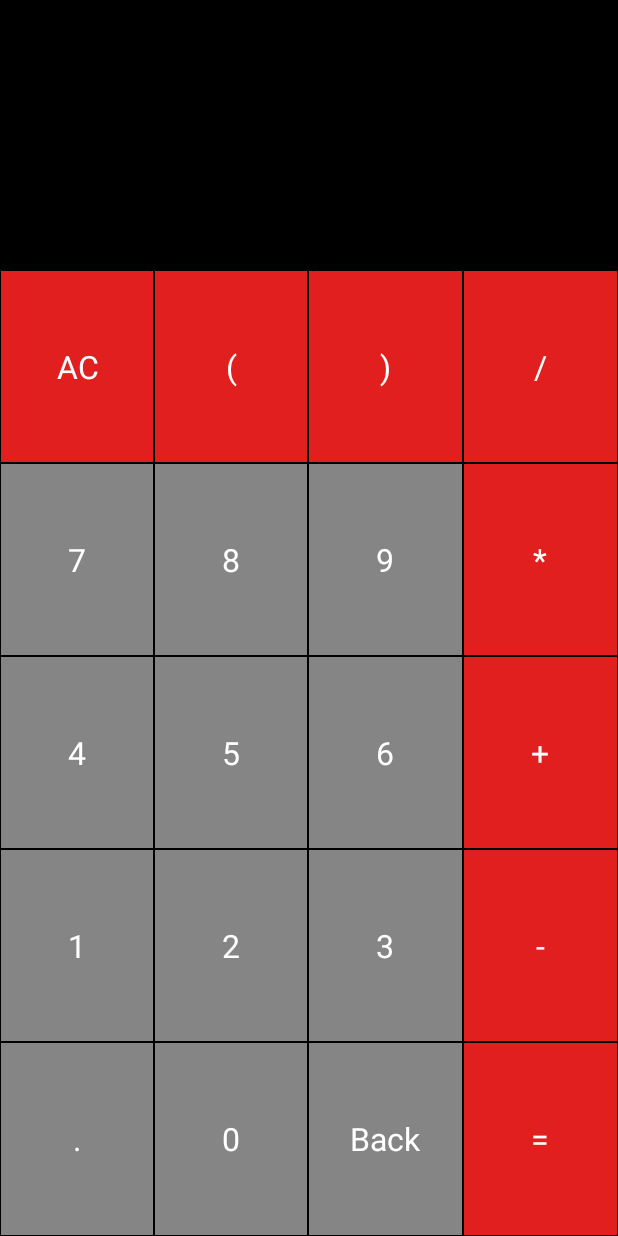
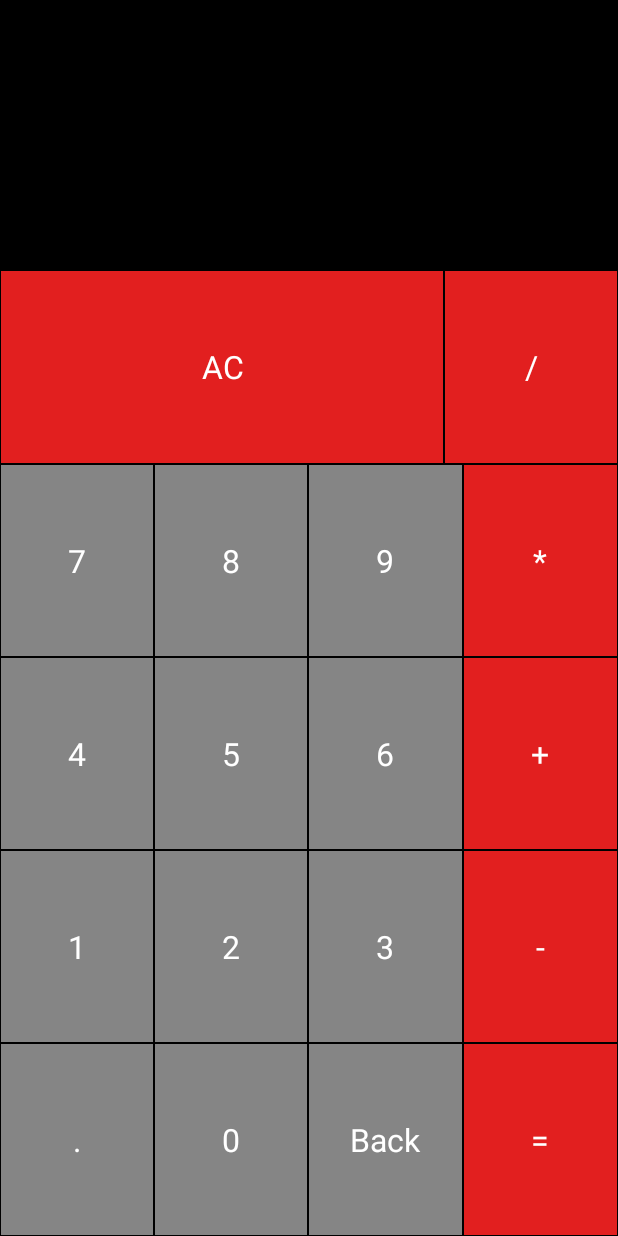
Before and after one commit to lilrain628/android, an Android app: the screen it shows after launch (MainActivity), on a phone screen of 412 x 824 dp. Run offline under Robolectric (Android 15) with nearby library versions, the phone set to English and light mode, and no system bars.

Commit message:
cyclic calc

```diff
--- a/app/src/main/res/layout/activity_main.xml
+++ b/app/src/main/res/layout/activity_main.xml
@@ -39,25 +39,27 @@
             android:orientation="horizontal"
             android:layout_weight="1"
             android:layout_width="match_parent"
-            android:layout_height="0dp">
+            android:layout_height="0.25dp">
 
+            <TextView
+                android:id="@+id/ac_btn"
+                style="@style/NumberButton"
+
+                android:layout_width="180dp"
+                android:text="AC" />
+<!--                <TextView-->
+<!--                style="@style/NumberButton"-->
+<!--                    android:id="@+id/lsk_btn"-->
+<!--                android:text="("-->
+<!--                />-->
+<!--                <TextView-->
+<!--                style="@style/NumberButton"-->
+<!--                    android:id="@+id/rsk_btn"-->
+<!--                android:text=")"-->
+<!--                />-->
                 <TextView
                 style="@style/NumberButton"
-                    android:id="@+id/ac_btn"
-                android:text="AC"
-                />
-                <TextView
-                style="@style/NumberButton"
-                    android:id="@+id/lsk_btn"
-                android:text="("
-                />
-                <TextView
-                style="@style/NumberButton"
-                    android:id="@+id/rsk_btn"
-                android:text=")"
-                />
-                <TextView
-                style="@style/NumberButton"
+
                     android:id="@+id/div_btn"
                 android:text="/"
                 />
```
Also changed, not shown: app/src/main/java/com/example/mycalculator/MainActivity.kt (+66 -11 lines).
